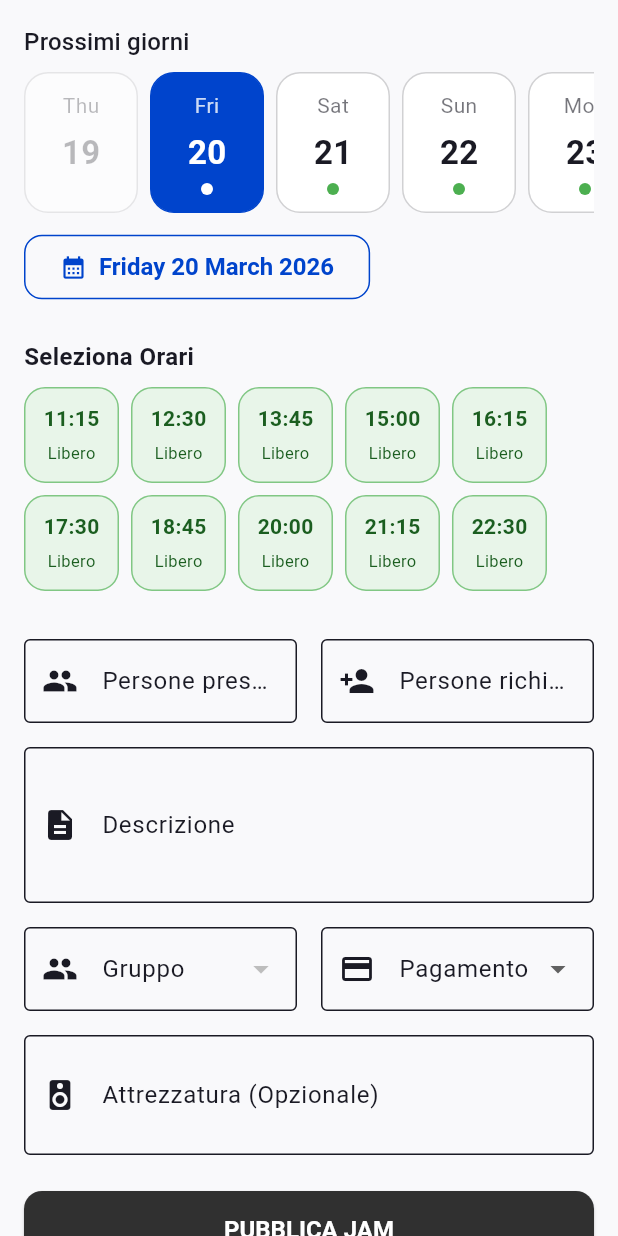
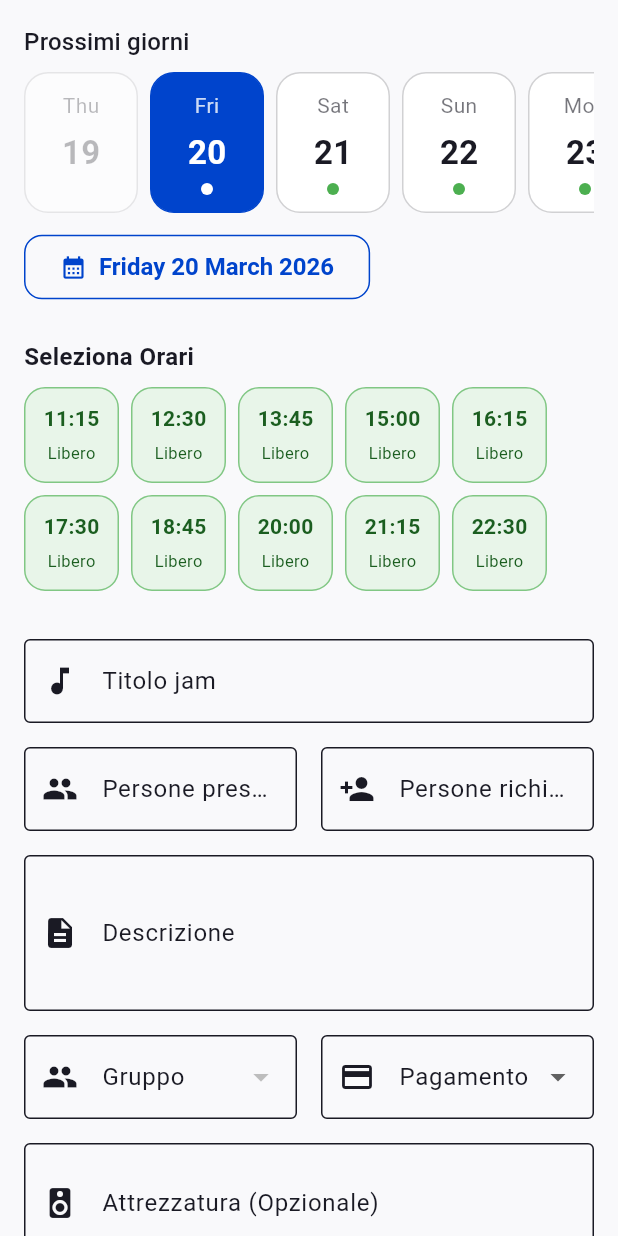
Before and after one commit to Liaron/SoundImplosion, a Flutter app: the OrganizeJamPageMobile screen opened directly, after a tap on an icon or button, on a phone screen of 412 x 824 dp. Run offline on Flutter 3.47's test engine with Material 3 defaults, Android fonts, the phone set to English and light mode, and no system bars; our stand-ins replace cloud_functions, firebase_analytics, firebase_auth, firebase_core, firebase_crashlytics, firebase_database and 6 more; accounts and stored records are empty.

Commit message:
Add real jam titles across admin and public views

```diff
--- a/lib/app/features/home/feed_repository.dart
+++ b/lib/app/features/home/feed_repository.dart
@@ -7,6 +7,7 @@ class HomeFeedItem {
     required this.timestamp,
     this.jamId,
     this.creatorId,
+    this.title,
     this.date,
     this.startTime,
     this.description,
@@ -17,6 +18,7 @@ class HomeFeedItem {
   final int timestamp;
   final String? jamId;
   final String? creatorId;
+  final String? title;
   final String? date;
   final String? startTime;
   final String? description;
@@ -36,6 +38,7 @@ class HomeFeedItem {
       timestamp: parseTimestamp(map['timestamp']),
       jamId: map['jam_id']?.toString(),
       creatorId: map['creator_id']?.toString(),
+      title: map['titolo']?.toString(),
       date: map['data']?.toString(),
       startTime: map['ora_inizio']?.toString(),
       description: map['descrizione']?.toString(),
--- a/lib/app/features/jam/find_jam_page_mobile.dart
+++ b/lib/app/features/jam/find_jam_page_mobile.dart
@@ -73,6 +73,9 @@ class _FindJamPageMobileState extends State<FindJamPageMobile> {
   void _showJamDetails(JamListItem jam) {
     final isOwnedByCurrentUser = jam.isOwnedBy(_controller.currentUserId);
     final isJoinedByCurrentUser = jam.isJoinedBy(_controller.currentUserId);
+    final jamTitle = jam.jam.titolo.trim().isEmpty
+        ? 'Jam senza titolo'
+        : jam.jam.titolo.trim();
     final canJoin =
         jam.isPublished &&
         !isOwnedByCurrentUser &&
@@ -83,7 +86,7 @@ class _FindJamPageMobileState extends State<FindJamPageMobile> {
     showDialog(
       context: context,
       builder: (context) => AlertDialog(
-        title: const Text("Dettagli Jam"),
+        title: Text(jamTitle),
         content: SingleChildScrollView(
           child: Column(
             crossAxisAlignment: CrossAxisAlignment.start,
@@ -100,6 +103,11 @@ class _FindJamPageMobileState extends State<FindJamPageMobile> {
                 Text('Gruppo associato: ${jam.groupLabel}'),
                 const SizedBox(height: 8),
               ],
+              Text(
+                'Titolo: $jamTitle',
+                style: const TextStyle(fontWeight: FontWeight.bold),
+              ),
+              const SizedBox(height: 8),
               Text('Data: ${jam.dateLabel}'),
               Text('Orario: ${jam.timeRangeLabel}'),
               const SizedBox(height: 16),
@@ -134,9 +142,13 @@ class _FindJamPageMobileState extends State<FindJamPageMobile> {
               ),
               const SizedBox(height: 8),
               FutureBuilder<Map<String, String>>(
-                future: _controller.loadParticipantUsernames(jam.participantIds),
+                future: _controller.loadParticipantUsernames(
+                  jam.participantIds,
+                ),
                 builder: (context, snapshot) {
-                  final names = snapshot.data?.values.toList() ?? jam.confirmedParticipantNames;
+                  final names =
+                      snapshot.data?.values.toList() ??
+                      jam.confirmedParticipantNames;
                   if (snapshot.connectionState == ConnectionState.waiting &&
                       names.isEmpty) {
                     return const SizedBox(
@@ -146,12 +158,16 @@ class _FindJamPageMobileState extends State<FindJamPageMobile> {
                     );
                   }
                   if (names.isEmpty) {
-                    return const Text('Nessun partecipante aggiuntivo confermato.');
+                    return const Text(
+                      'Nessun partecipante aggiuntivo confermato.',
+                    );
                   }
                   return Wrap(
                     spacing: 8,
                     runSpacing: 8,
-                    children: names.map((name) => Chip(label: Text(name))).toList(),
+                    children: names
+                        .map((name) => Chip(label: Text(name)))
+                        .toList(),
                   );
                 },
               ),
@@ -605,10 +621,25 @@ class _FindJamPageMobileState extends State<FindJamPageMobile> {
                                           'Organizzata da: ${jam.jam.creatorNickname}',
                                           style: TextStyle(
                                             fontStyle: FontStyle.italic,
-                                            color: Theme.of(context).colorScheme.onSurface.withValues(alpha: 0.6),
+                                            color: Theme.of(context)
+                                                .colorScheme
+                                                .onSurface
+                                                .withValues(alpha: 0.6),
                                           ),
                                         ),
                                       ),
+                                    Padding(
+                                      padding: const EdgeInsets.only(top: 8.0),
+                                      child: Text(
+                                        jam.jam.titolo.trim().isEmpty
+                                            ? 'Jam senza titolo'
+                                            : jam.jam.titolo.trim(),
+                                        style: const TextStyle(
+                                          fontSize: 16,
+                                          fontWeight: FontWeight.bold,
+                                        ),
+                                      ),
+                                    ),
                                     Text(
                                       jam.timeRangeLabel,
                                       style: const TextStyle(
@@ -621,7 +652,10 @@ class _FindJamPageMobileState extends State<FindJamPageMobile> {
                                         child: Text(
                                           'Gruppo: ${jam.groupLabel}',
                                           style: TextStyle(
-                                            color: Theme.of(context).colorScheme.onSurface.withValues(alpha: 0.7),
+                                            color: Theme.of(context)
+                                                .colorScheme
+                                                .onSurface
+                                                .withValues(alpha: 0.7),
                                           ),
                                         ),
                                       ),
@@ -636,7 +670,10 @@ class _FindJamPageMobileState extends State<FindJamPageMobile> {
                                       child: Chip(
                                         label: Text(
                                           jam.statusLabel,
-                                          style: const TextStyle(fontSize: 12, color: Colors.black87),
+                                          style: const TextStyle(
+                                            fontSize: 12,
+                                            color: Colors.black87,
+                                          ),
                                         ),
                                         backgroundColor: jam.isPublished
                                             ? Colors.green[100]
@@ -655,7 +692,10 @@ class _FindJamPageMobileState extends State<FindJamPageMobile> {
                                             Icon(
                                               Icons.people,
                                               size: 18,
-                                              color: Theme.of(context).colorScheme.onSurface.withValues(alpha: 0.5),
+                                              color: Theme.of(context)
+                                                  .colorScheme
+                                                  .onSurface
+                                                  .withValues(alpha: 0.5),
                                             ),
                                             const SizedBox(width: 4),
                                             Text(
--- a/lib/app/features/jam/jam_repository.dart
+++ b/lib/app/features/jam/jam_repository.dart
@@ -114,6 +114,7 @@ abstract class JamRepository {
     required DateTime selectedDate,
     required List<String> selectedSlots,
     String? groupId,
+    required String title,
     required int presentPeople,
     required int requiredPeople,
     required String description,
@@ -123,6 +124,7 @@ abstract class JamRepository {
   Future<void> submitJam({
     required DateTime selectedDate,
     required List<String> selectedSlots,
+    required String title,
     required int presentPeople,
     required int requiredPeople,
     required String description,
@@ -232,6 +234,7 @@ class FirebaseJamRepository implements JamRepository {
     required DateTime selectedDate,
     required List<String> selectedSlots,
     String? groupId,
+    required String title,
     required int presentPeople,
     required int requiredPeople,
     required String description,
@@ -243,6 +246,7 @@ class FirebaseJamRepository implements JamRepository {
       date: DateFormat('yyyy-MM-dd').format(selectedDate),
       selectedSlotTimes: selectedSlots,
       groupId: groupId,
+      title: title,
       presentPeople: presentPeople,
       requiredPeople: requiredPeople,
       description: description,
@@ -255,6 +259,7 @@ class FirebaseJamRepository implements JamRepository {
   Future<void> submitJam({
     required DateTime selectedDate,
     required List<String> selectedSlots,
+    required String title,
     required int presentPeople,
     required int requiredPeople,
     required String description,
@@ -279,6 +284,7 @@ class FirebaseJamRepository implements JamRepository {
       creatorId: user.uid,
       groupId: selectedGroupId,
       groupName: await _databaseService.resolveGroupName(selectedGroupId),
+      titolo: title.trim(),
       data: DateFormat('yyyy-MM-dd').format(selectedDate),
       oraInizio: orderedSlots.first,
       oraFine: calculateEndTime(orderedSlots.last),
--- a/lib/app/features/jam/organize_jam_controller.dart
+++ b/lib/app/features/jam/organize_jam_controller.dart
@@ -168,6 +168,7 @@ class OrganizeJamController extends ChangeNotifier {
   }
 
   Future<void> submitJam({
+    required String title,
     required int presentPeople,
     required int requiredPeople,
     required String description,
@@ -197,6 +198,7 @@ class OrganizeJamController extends ChangeNotifier {
           selectedDate: currentDate,
           selectedSlots: _selectedSlots,
           groupId: selectedGroupId,
+          title: title,
           presentPeople: presentPeople,
           requiredPeople: requiredPeople,
           description: description,
@@ -210,6 +212,7 @@ class OrganizeJamController extends ChangeNotifier {
         await _repository.submitJam(
           selectedDate: currentDate,
           selectedSlots: _selectedSlots,
+          title: title,
           presentPeople: presentPeople,
           requiredPeople: requiredPeople,
           description: description,
--- a/lib/app/features/jam/organize_jam_page_mobile.dart
+++ b/lib/app/features/jam/organize_jam_page_mobile.dart
@@ -17,6 +17,7 @@ class _OrganizeJamPageMobileState extends State<OrganizeJamPageMobile> {
   final _formKey = GlobalKey<FormState>();
   final OrganizeJamController _controller = OrganizeJamController();
 
+  final _titleController = TextEditingController();
   final _presentPeopleController = TextEditingController();
   final _requiredPeopleController = TextEditingController();
   final _descriptionController = TextEditingController();
@@ -34,6 +35,7 @@ class _OrganizeJamPageMobileState extends State<OrganizeJamPageMobile> {
   void dispose() {
     _controller.removeListener(_handleControllerChanged);
     _controller.dispose();
+    _titleController.dispose();
     _presentPeopleController.dispose();
     _requiredPeopleController.dispose();
     _descriptionController.dispose();
@@ -55,6 +57,7 @@ class _OrganizeJamPageMobileState extends State<OrganizeJamPageMobile> {
       return;
     }
 
+    _titleController.text = jam.titolo;
     _presentPeopleController.text = jam.personePresenti.toString();
     _requiredPeopleController.text = jam.personeRichieste.toString();
     _descriptionController.text = jam.descrizione;
@@ -278,6 +281,7 @@ class _OrganizeJamPageMobileState extends State<OrganizeJamPageMobile> {
 
     try {
       await _controller.submitJam(
+        title: _titleController.text,
         presentPeople: int.parse(_presentPeopleController.text),
         requiredPeople: int.parse(_requiredPeopleController.text),
         description: _descriptionController.text,
@@ -407,6 +411,21 @@ class _OrganizeJamPageMobileState extends State<OrganizeJamPageMobile> {
                 const SizedBox(height: 24),
 
                 // 2. Campi Specifici Jam
+                TextFormField(
+                  controller: _titleController,
+                  decoration: const InputDecoration(
+                    labelText: 'Titolo jam',
+                    hintText: 'Es. Rock Session del venerdi',
+                    border: OutlineInputBorder(),
+                    prefixIcon: Icon(Icons.music_note),
+                  ),
+                  textCapitalization: TextCapitalization.sentences,
+                  validator: (value) => value == null || value.trim().isEmpty
+                      ? 'Inserisci un titolo'
+                      : null,
+                ),
+                const SizedBox(height: 16),
+
                 Row(
                   children: [
                     Expanded(
--- a/lib/models/models.dart
+++ b/lib/models/models.dart
@@ -236,6 +236,7 @@ class Jam {
   final String creatorId;
   final String? groupId;
   final String? groupName;
+  final String titolo;
   final String data;
   final String oraInizio;
   final String oraFine;
@@ -253,6 +254,7 @@ class Jam {
     required this.creatorId,
     this.groupId,
     this.groupName,
+    required this.titolo,
     required this.data,
     required this.oraInizio,
     required this.oraFine,
@@ -271,6 +273,7 @@ class Jam {
       'creator_nickname': creatorNickname,
       'group_id': groupId,
       'group_name': groupName,
+      'titolo': titolo,
       'data': data,
       'ora_inizio': oraInizio,
       'ora_fine': oraFine,
@@ -309,6 +312,7 @@ class Jam {
       creatorId: map['creator_id'] as String? ?? '',
       groupId: map['group_id'] as String?,
       groupName: map['group_name'] as String?,
+      titolo: map['titolo'] as String? ?? '',
       data: map['data'] as String? ?? '',
       oraInizio: map['ora_inizio'] as String? ?? '',
       oraFine: map['ora_fine'] as String? ?? '',
--- a/lib/services/database_service.dart
+++ b/lib/services/database_service.dart
@@ -1590,6 +1590,7 @@ class DatabaseService {
       for (final entry in feedData.entries) {
         updates['/feed/${entry.key}/type'] = 'jam_published';
         updates['/feed/${entry.key}/creator_id'] = jamData['creator_id'];
+        updates['/feed/${entry.key}/titolo'] = jamData['titolo'];
         updates['/feed/${entry.key}/data'] = jamData['data'];
         updates['/feed/${entry.key}/ora_inizio'] = jamData['ora_inizio'];
         updates['/feed/${entry.key}/descrizione'] = jamData['descrizione'];
@@ -1602,6 +1603,7 @@ class DatabaseService {
           'timestamp': ServerValue.timestamp,
           'jam_id': jamId,
           'creator_id': jamData['creator_id'],
+          'titolo': jamData['titolo'],
           'data': jamData['data'],
           'ora_inizio': jamData['ora_inizio'],
           'descrizione': jamData['descrizione'],
@@ -1801,6 +1803,7 @@ class DatabaseService {
     required String date,
     required List<String> selectedSlotTimes,
     String? groupId,
+    required String title,
     required int presentPeople,
     required int requiredPeople,
     required String description,
@@ -1851,6 +1854,7 @@ class DatabaseService {
       }
     }
 
+    final trimmedTitle = title.trim();
     final trimmedDescription = description.trim();
     final trimmedEquipment = equipment.trim();
     final groupName = await _resolveGroupName(groupId);
@@ -1874,6 +1878,7 @@ class DatabaseService {
       '/jams/$jamId/ora_fine': newEndTime,
       '/jams/$jamId/group_id': groupId,
       '/jams/$jamId/group_name': groupName.isEmpty ? null : groupName,
+      '/jams/$jamId/titolo': trimmedTitle,
       '/jams/$jamId/persone_presenti': presentPeople,
       '/jams/$jamId/persone_richieste': requiredPeople,
       '/jams/$jamId/descrizione': trimmedDescription,
```
Also changed, not shown: lib/app/features/admin/admin_booking_management_page_mobile.dart (+18 -9 lines), lib/app/features/admin/admin_jam_management_page_mobile.dart (+29 -19 lines), lib/app/features/home/home_page_mobile.dart (+10 -1 lines), 2 other files.
